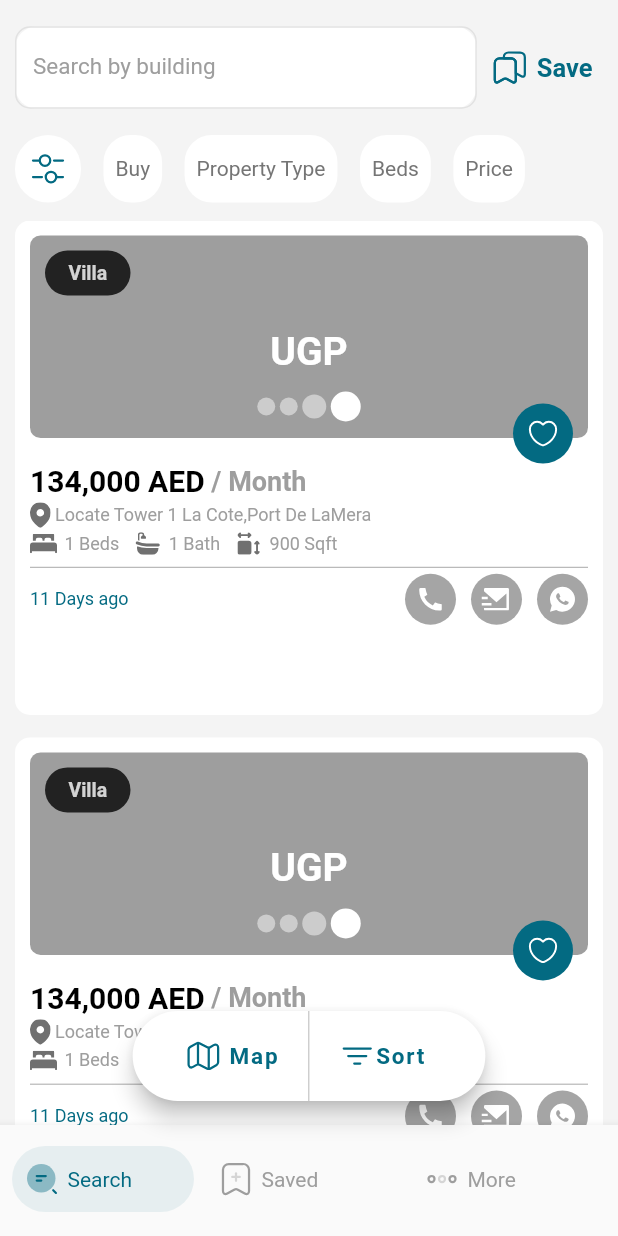
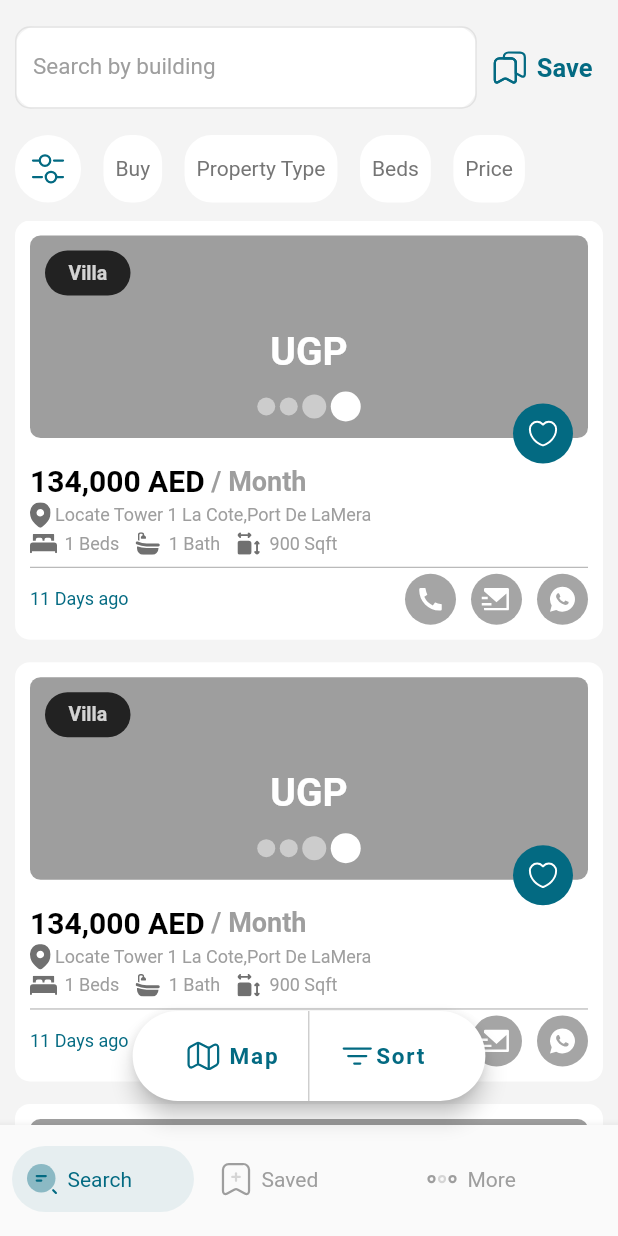
Before and after one commit to fadyZaherEng/GssApp, a Flutter app: the MyHomePage screen opened directly, on a phone screen of 412 x 824 dp. Run offline on Flutter 3.47's test engine with Material 2 defaults, Android fonts, the phone set to English and light mode, and no system bars; our stand-ins replace dartz, dio, email_validator, flutter_bloc, flutter_svg, fluttertoast and 6 more; generated files the repository leaves out were written again.

Commit message:
upload finish

```diff
--- a/lib/presentation/screens/home/widgets/home_list_item.dart
+++ b/lib/presentation/screens/home/widgets/home_list_item.dart
@@ -10,10 +10,10 @@ class HomeListItem extends StatelessWidget {
   final oCcy = NumberFormat("#,##0", "en_US");
   @override
   Widget build(BuildContext context) {
-    return Center(
+    return Wrap(
+      children: [Center(
         child: Container(
           width: double.infinity,
-        height: MediaQuery.sizeOf(context).height * 0.4,
           decoration: BoxDecoration(
             color: const Color.fromRGBO(255, 255, 255, 1),
             borderRadius: BorderRadius.circular(10),
@@ -151,6 +151,7 @@ class HomeListItem extends StatelessWidget {
             ),
           ),
         ),
+      ),]
     );
   }
  Widget getCircleAvatar(String path) {
--- a/lib/presentation/screens/sign_in/widgets/sign_in_body_widget.dart
+++ b/lib/presentation/screens/sign_in/widgets/sign_in_body_widget.dart
@@ -22,16 +22,7 @@ class SignInBodyWidget extends StatefulWidget {
 class _SignInBodyWidgetState extends State<SignInBodyWidget> {
   final _formKey = GlobalKey<FormState>();
 
-
-  /// We don't need it's icon
-  /// do two methods one for change _obscure bool and one for change icon by check _obscure
-  Icon _suffixIcon = const Icon(
-    Icons.remove_red_eye_outlined,
-    color: Colors.grey,
-  );
   LogInBloc get bloc => BlocProvider.of<LogInBloc>(context);
-
-  bool _obscure = true;
 
   final TextEditingController _passwordController = TextEditingController();
 
@@ -198,7 +189,11 @@ class _SignInBodyWidgetState extends State<SignInBodyWidget> {
       ),
     );
   }
-
+  Icon _suffixIcon = const Icon(
+    Icons.remove_red_eye_outlined,
+    color: Colors.grey,
+  );
+  bool _obscure = true;
   void changeVisibilityOfEye() {
     _obscure = !_obscure;
     if (_obscure) {
```
Lines whose indentation alone changed are shown as unchanged.
